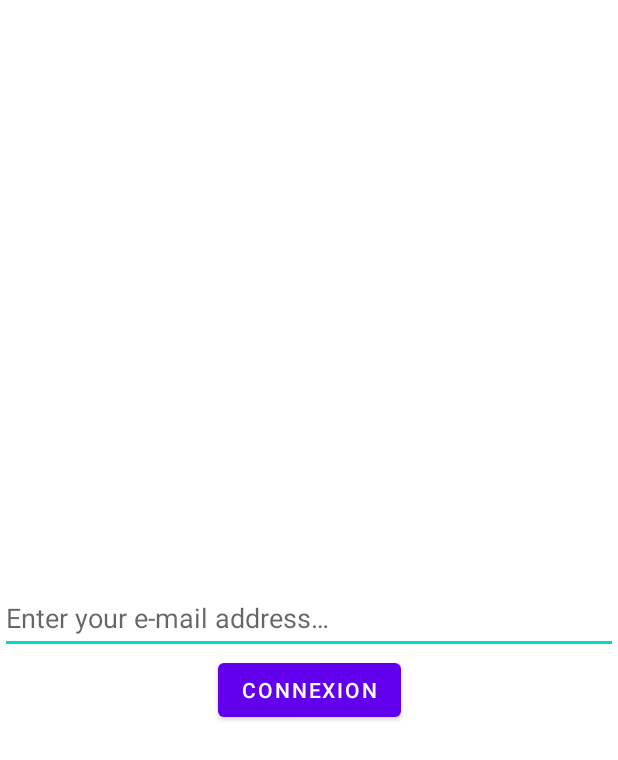
After one commit to youamar/know_it_all, an Android app: the layout fragment_login.xml on its own in the app's theme, with its tools: preview values and no code run, on a phone screen of 412 x 824 dp. The commit adds this screen. Shown: the top 760 px of the screen. Run offline under Robolectric (Android 15) with nearby library versions, the phone set to English and light mode, and no system bars.

Commit message:
ajout du fragment de connexion

```diff
--- a/KnowItAll/app/build.gradle
+++ b/KnowItAll/app/build.gradle
@@ -30,6 +30,9 @@ android {
     kotlinOptions {
         jvmTarget = '1.8'
     }
+    buildFeatures {
+        dataBinding true
+    }
 }
 
 dependencies {
--- /dev/null
+++ b/KnowItAll/app/src/main/res/layout/fragment_login.xml
@@ -0,0 +1,33 @@
+<?xml version="1.0" encoding="utf-8"?>
+<layout xmlns:android="http://schemas.android.com/apk/res/android"
+    xmlns:app="http://schemas.android.com/apk/res-auto"
+    xmlns:tools="http://schemas.android.com/tools"
+    tools:context="com.example.knowitall.LoginFragment">
+    <androidx.constraintlayout.widget.ConstraintLayout
+        android:id="@+id/loginConstraint"
+        android:layout_width="match_parent"
+        android:layout_height="match_parent">
+        <EditText
+            android:id="@+id/editTextTextEmailAddress"
+            android:layout_width="match_parent"
+            android:layout_height="wrap_content"
+            android:ems="10"
+            android:hint="@string/emailBar"
+            android:importantForAutofill="no"
+            android:inputType="textEmailAddress"
+            android:minHeight="48dp"
+            tools:ignore="VisualLintTextFieldSize"
+            app:layout_constraintBottom_toBottomOf="parent"
+            app:layout_constraintEnd_toEndOf="parent"
+            app:layout_constraintStart_toStartOf="parent"
+            app:layout_constraintTop_toTopOf="parent" />
+        <Button
+            android:id="@+id/button"
+            android:layout_width="wrap_content"
+            android:layout_height="wrap_content"
+            android:text="@string/loginButton"
+            app:layout_constraintEnd_toEndOf="parent"
+            app:layout_constraintStart_toStartOf="parent"
+            app:layout_constraintTop_toBottomOf="@+id/editTextTextEmailAddress" />
+    </androidx.constraintlayout.widget.ConstraintLayout>
+</layout>
--- a/KnowItAll/app/src/main/res/values/strings.xml
+++ b/KnowItAll/app/src/main/res/values/strings.xml
@@ -1,3 +1,5 @@
 <resources>
     <string name="app_name">Know It All</string>
+    <string name="emailBar">Enter your e-mail address…</string>
+    <string name="loginButton">Connexion</string>
 </resources>
```
Also changed, not shown: KnowItAll/app/src/main/java/com/example/knowitall/LoginFragment.kt (added, +27 -0 lines), KnowItAll/app/src/main/res/layout/activity_main.xml (+13 -17 lines).
